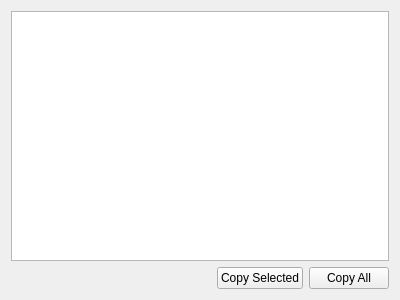
This is native/src/DovahKit/ui/main_window/log_window.ui in DavidJCobb/DovahKit as Qt 5 draws it before an edit. The edited form follows.
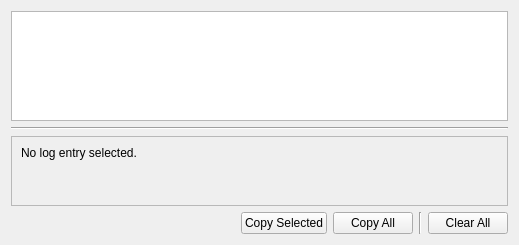
This is the edited form. Custom widgets are drawn as their Qt base class.

What changed in the file:
```diff
--- a/native/src/DovahKit/ui/main_window/log_window.ui
+++ b/native/src/DovahKit/ui/main_window/log_window.ui
@@ -6,8 +6,8 @@
    <rect>
     <x>0</x>
     <y>0</y>
-    <width>400</width>
-    <height>300</height>
+    <width>519</width>
+    <height>245</height>
    </rect>
   </property>
   <property name="windowTitle">
@@ -19,6 +19,12 @@
      <property name="selectionBehavior">
       <enum>QAbstractItemView::SelectRows</enum>
      </property>
+     <property name="horizontalScrollMode">
+      <enum>QAbstractItemView::ScrollPerPixel</enum>
+     </property>
+     <property name="wordWrap">
+      <bool>false</bool>
+     </property>
      <property name="cornerButtonEnabled">
       <bool>false</bool>
      </property>
@@ -34,6 +40,13 @@
     </widget>
    </item>
    <item row="1" column="0">
+    <widget class="Line" name="line">
+     <property name="orientation">
+      <enum>Qt::Horizontal</enum>
+     </property>
+    </widget>
+   </item>
+   <item row="3" column="0">
     <layout class="QHBoxLayout" name="horizontalLayout">
      <item>
       <spacer name="horizontalSpacer">
@@ -62,8 +75,54 @@
        </property>
       </widget>
      </item>
+     <item>
+      <widget class="Line" name="line_2">
+       <property name="orientation">
+        <enum>Qt::Vertical</enum>
+       </property>
+      </widget>
+     </item>
+     <item>
+      <widget class="QPushButton" name="buttonClearAll">
+       <property name="text">
+        <string>Clear All</string>
+       </property>
+      </widget>
+     </item>
     </layout>
    </item>
+   <item row="2" column="0">
+    <widget class="QScrollArea" name="detailsPane">
+     <property name="widgetResizable">
+      <bool>true</bool>
+     </property>
+     <widget class="QWidget" name="scrollAreaWidgetContents">
+      <property name="geometry">
+       <rect>
+        <x>0</x>
+        <y>0</y>
+        <width>499</width>
+        <height>69</height>
+       </rect>
+      </property>
+      <layout class="QGridLayout" name="gridLayout_2">
+       <item row="0" column="0">
+        <widget class="QLabel" name="detailsText">
+         <property name="text">
+          <string>No log entry selected.</string>
+         </property>
+         <property name="alignment">
+          <set>Qt::AlignLeading|Qt::AlignLeft|Qt::AlignTop</set>
+         </property>
+         <property name="wordWrap">
+          <bool>true</bool>
+         </property>
+        </widget>
+       </item>
+      </layout>
+     </widget>
+    </widget>
+   </item>
   </layout>
  </widget>
  <customwidgets>
```
